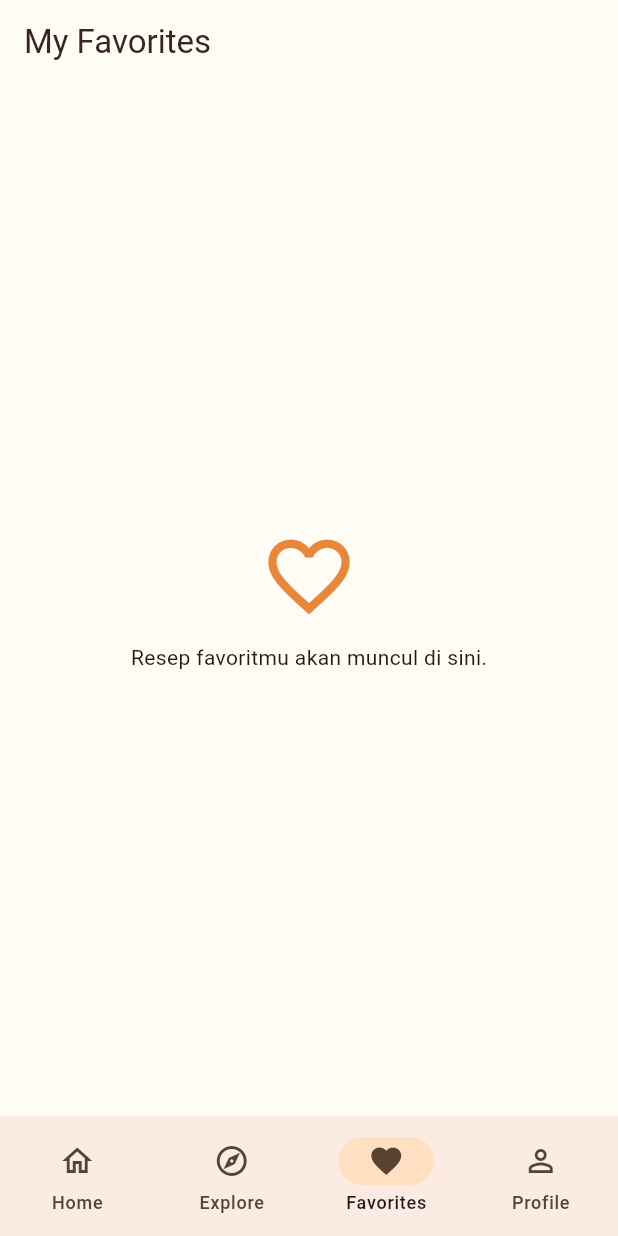
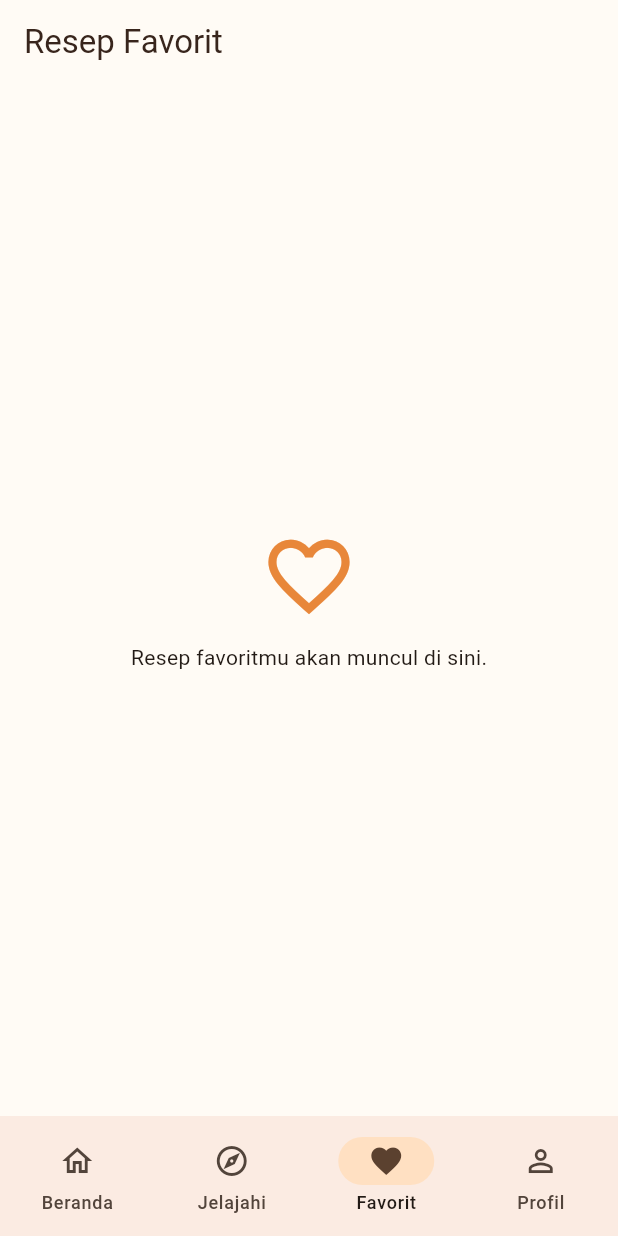
Before and after one commit to Neza-echaa/UTS_2415051035_Neza_Aulia_Safitri, a Flutter app: the screen it shows after launch, item 3 of the bottom bar chosen, on a phone screen of 412 x 824 dp. Run offline on Flutter 3.47's test engine with Material 3 defaults, Android fonts, the phone set to English and light mode, and no system bars; network calls fail.

Commit message:
Translate RecipeMate interface into Indonesian

```diff
--- a/lib/models/recipe.dart
+++ b/lib/models/recipe.dart
@@ -48,4 +48,64 @@ class Recipe {
   }
 
   int get totalTime => prepTimeMinutes + cookTimeMinutes;
+
+  String get difficultyLabel {
+    switch (difficulty.toLowerCase()) {
+      case 'easy':
+        return 'Mudah';
+      case 'medium':
+        return 'Sedang';
+      case 'hard':
+        return 'Sulit';
+      default:
+        return difficulty;
+    }
+  }
+
+  String get cuisineLabel => translateCuisine(cuisine);
+
+  List<String> get mealTypeLabels =>
+      mealType.map(translateMealType).toList();
 }
+
+String translateCuisine(String cuisine) {
+  const translations = {
+    'american': 'Amerika',
+    'asian': 'Asia',
+    'brazilian': 'Brasil',
+    'chinese': 'Tiongkok',
+    'french': 'Prancis',
+    'greek': 'Yunani',
+    'indian': 'India',
+    'italian': 'Italia',
+    'japanese': 'Jepang',
+    'korean': 'Korea',
+    'lebanese': 'Lebanon',
+    'mediterranean': 'Mediterania',
+    'mexican': 'Meksiko',
+    'moroccan': 'Maroko',
+    'pakistani': 'Pakistan',
+    'russian': 'Rusia',
+    'spanish': 'Spanyol',
+    'thai': 'Thailand',
+    'turkish': 'Turki',
+    'vietnamese': 'Vietnam',
+  };
+
+  return translations[cuisine.toLowerCase()] ?? cuisine;
+}
+
+String translateMealType(String mealType) {
+  const translations = {
+    'breakfast': 'Sarapan',
+    'lunch': 'Makan Siang',
+    'dinner': 'Makan Malam',
+    'snack': 'Camilan',
+    'dessert': 'Hidangan Penutup',
+    'appetizer': 'Hidangan Pembuka',
+    'beverage': 'Minuman',
+    'side dish': 'Lauk Pendamping',
+  };
+
+  return translations[mealType.toLowerCase()] ?? mealType;
+}
--- a/lib/screens/explore_screen.dart
+++ b/lib/screens/explore_screen.dart
@@ -1,6 +1,7 @@
 import 'package:flutter/material.dart';
 import 'package:provider/provider.dart';
 
+import '../models/recipe.dart';
 import '../providers/recipe_provider.dart';
 import '../widgets/recipe_card.dart';
 
@@ -19,7 +20,7 @@ class ExploreScreen extends StatelessWidget {
     return Scaffold(
       appBar: AppBar(
         title: const Text(
-          'Explore Recipes',
+          'Jelajahi Resep',
           style: TextStyle(fontWeight: FontWeight.bold),
         ),
       ),
@@ -30,7 +31,7 @@ class ExploreScreen extends StatelessWidget {
             child: TextField(
               onChanged: provider.searchRecipes,
               decoration: InputDecoration(
-                hintText: 'Search recipes...',
+                hintText: 'Cari nama resep...',
                 prefixIcon: const Icon(Icons.search),
                 filled: true,
                 fillColor: Colors.white,
@@ -48,12 +49,13 @@ class ExploreScreen extends StatelessWidget {
               scrollDirection: Axis.horizontal,
               padding: const EdgeInsets.symmetric(horizontal: 16),
               children: provider.cuisines.map((cuisine) {
-                final selected = provider.selectedCuisine == cuisine;
+                final selected =
+                    provider.selectedCuisine == cuisine;
 
                 return Padding(
                   padding: const EdgeInsets.only(right: 8),
                   child: ChoiceChip(
-                    label: Text(cuisine),
+                    label: Text(translateCuisine(cuisine)),
                     selected: selected,
                     selectedColor: const Color(0xFFFFE0C2),
                     onSelected: (_) {
@@ -80,15 +82,19 @@ class ExploreScreen extends StatelessWidget {
     RecipeProvider provider,
   ) {
     if (provider.isLoading && provider.recipes.isEmpty) {
-      return const Center(child: CircularProgressIndicator());
+      return const Center(
+        child: CircularProgressIndicator(),
+      );
     }
 
-    if (provider.errorMessage != null && provider.recipes.isEmpty) {
+    if (provider.errorMessage != null &&
+        provider.recipes.isEmpty) {
       return Center(
         child: Column(
           mainAxisSize: MainAxisSize.min,
           children: [
             const Text('Gagal memuat resep.'),
+            const SizedBox(height: 8),
             ElevatedButton(
               onPressed: provider.loadRecipes,
               child: const Text('Coba Lagi'),
--- a/lib/screens/main_navigation_screen.dart
+++ b/lib/screens/main_navigation_screen.dart
@@ -15,13 +15,15 @@ class MainNavigationScreen extends StatefulWidget {
       _MainNavigationScreenState();
 }
 
-class _MainNavigationScreenState extends State<MainNavigationScreen> {
+class _MainNavigationScreenState
+    extends State<MainNavigationScreen> {
   int _selectedIndex = 0;
 
   void _openRecipe(int id) async {
     final provider = context.read<RecipeProvider>();
 
     Recipe? recipe;
+
     for (final item in provider.recipes) {
       if (item.id == id) {
         recipe = item;
@@ -35,7 +37,9 @@ class _MainNavigationScreenState extends State<MainNavigationScreen> {
 
     if (recipe == null) {
       ScaffoldMessenger.of(context).showSnackBar(
-        const SnackBar(content: Text('Gagal membuka detail resep.')),
+        const SnackBar(
+          content: Text('Gagal membuka detail resep.'),
+        ),
       );
       return;
     }
@@ -59,14 +63,14 @@ class _MainNavigationScreenState extends State<MainNavigationScreen> {
       ),
       ExploreScreen(onRecipeTap: _openRecipe),
       const _PlaceholderScreen(
-        title: 'My Favorites',
+        title: 'Resep Favorit',
         icon: Icons.favorite_border,
         message: 'Resep favoritmu akan muncul di sini.',
       ),
       const _PlaceholderScreen(
-        title: 'Profile',
+        title: 'Profil',
         icon: Icons.person_outline,
-        message: 'Profil pengguna RecipeMate.',
+        message: 'Halaman profil pengguna RecipeMate.',
       ),
     ];
 
@@ -85,22 +89,22 @@ class _MainNavigationScreenState extends State<MainNavigationScreen> {
           NavigationDestination(
             icon: Icon(Icons.home_outlined),
             selectedIcon: Icon(Icons.home),
-            label: 'Home',
+            label: 'Beranda',
           ),
           NavigationDestination(
             icon: Icon(Icons.explore_outlined),
             selectedIcon: Icon(Icons.explore),
-            label: 'Explore',
+            label: 'Jelajahi',
           ),
           NavigationDestination(
             icon: Icon(Icons.favorite_border),
             selectedIcon: Icon(Icons.favorite),
-            label: 'Favorites',
+            label: 'Favorit',
           ),
           NavigationDestination(
             icon: Icon(Icons.person_outline),
             selectedIcon: Icon(Icons.person),
-            label: 'Profile',
+            label: 'Profil',
           ),
         ],
       ),
@@ -127,7 +131,11 @@ class _PlaceholderScreen extends StatelessWidget {
         child: Column(
           mainAxisSize: MainAxisSize.min,
           children: [
-            Icon(icon, size: 65, color: const Color(0xFFE8873A)),
+            Icon(
+              icon,
+              size: 65,
+              color: const Color(0xFFE8873A),
+            ),
             const SizedBox(height: 12),
             Text(message),
           ],
--- a/lib/widgets/recipe_card.dart
+++ b/lib/widgets/recipe_card.dart
@@ -59,6 +59,7 @@ class RecipeCard extends StatelessWidget {
                 },
               ),
             ),
+
             Padding(
               padding: const EdgeInsets.all(12),
               child: Column(
@@ -74,7 +75,9 @@ class RecipeCard extends StatelessWidget {
                       color: Color(0xFF38251C),
                     ),
                   ),
+
                   const SizedBox(height: 8),
+
                   Row(
                     children: [
                       const Icon(
@@ -95,7 +98,7 @@ class RecipeCard extends StatelessWidget {
                       ),
                       const SizedBox(width: 4),
                       Text(
-                        '${recipe.totalTime} min',
+                        '${recipe.totalTime} menit',
                         style: const TextStyle(
                           fontSize: 12,
                           color: Colors.grey,
```
Also changed, not shown: lib/screens/home_screen.dart (+30 -17 lines), lib/screens/recipe_detail_screen.dart (+70 -11 lines).
